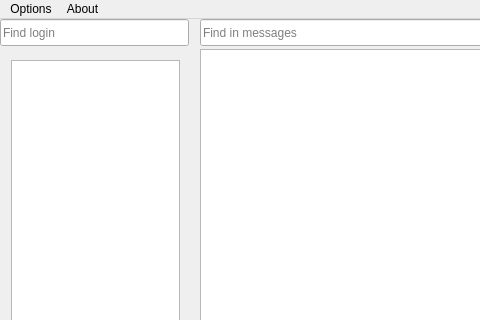
The window that mainwindow.ui (olegrok/Messenger) describes before a commit, drawn with Qt 5; both pictures show x 0 to 480 and y 0 to 320 of the 595 by 480 pixel window.
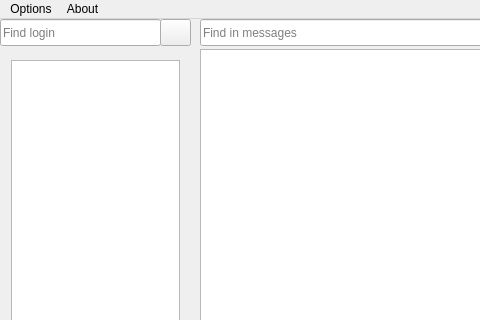
The same window after the commit.

Patch:
```diff
--- a/mainwindow.ui
+++ b/mainwindow.ui
@@ -156,7 +156,7 @@
      <rect>
       <x>0</x>
       <y>0</y>
-      <width>189</width>
+      <width>161</width>
       <height>27</height>
      </rect>
     </property>
@@ -202,6 +202,19 @@
      <string>Find</string>
     </property>
    </widget>
+   <widget class="QPushButton" name="sortContacts">
+    <property name="geometry">
+     <rect>
+      <x>160</x>
+      <y>0</y>
+      <width>31</width>
+      <height>27</height>
+     </rect>
+    </property>
+    <property name="text">
+     <string/>
+    </property>
+   </widget>
   </widget>
   <widget class="QMenuBar" name="menuBar">
    <property name="geometry">
```
